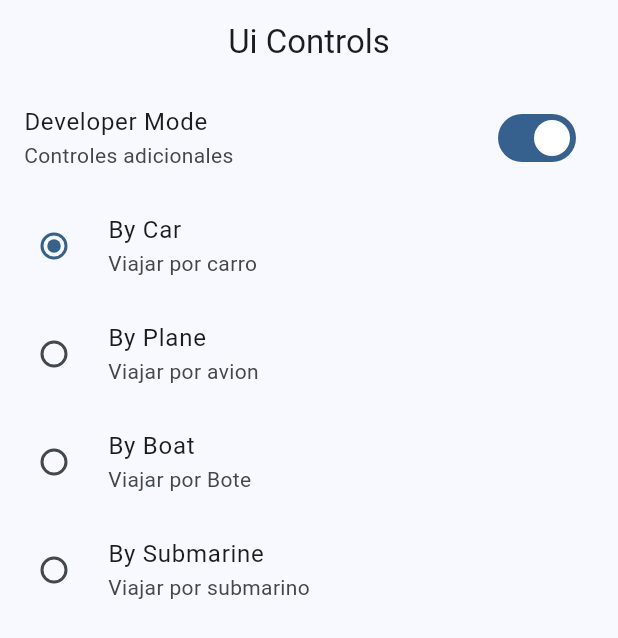
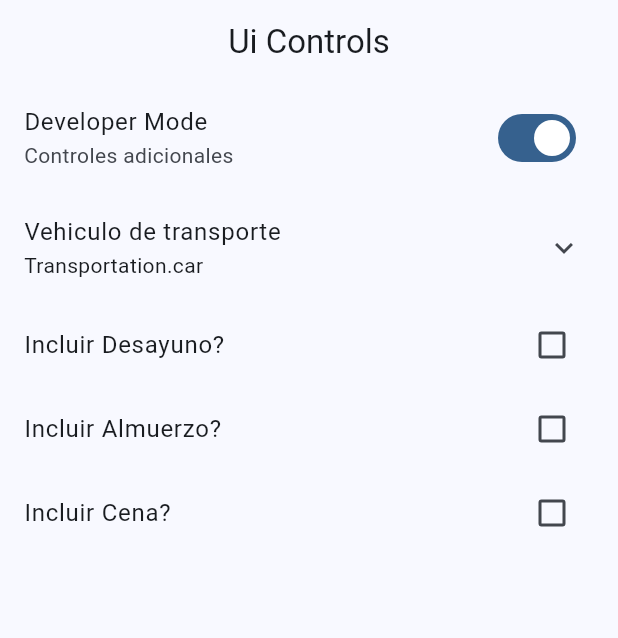
Before and after one commit to gabrielcabrera17/widget_app, a Flutter app: the UiControlsScreen screen opened by its route, on a phone screen of 412 x 824 dp. Shown: the top 638 px of the screen. Run offline on Flutter 3.47's test engine with Material 3 defaults, Android fonts, the phone set to English and light mode, and no system bars; our stand-ins replace go_router.

```diff
--- a/lib/presentation/screens/ui_controls/ui_controls_screen.dart
+++ b/lib/presentation/screens/ui_controls/ui_controls_screen.dart
@@ -29,6 +29,10 @@ enum Transportation { car, plane, boat, submarine }
 class _UiControlsViewState extends State<_UiControlsView> {
   bool isDeveloper = true;
   Transportation selectedTransportation = Transportation.car;
+  bool wantsBrakfast = false;
+  bool wantsLunch = false;
+  bool wantsDinner = false;
+
   @override
   Widget build(BuildContext context) {
     return ListView(
@@ -44,6 +48,10 @@ class _UiControlsViewState extends State<_UiControlsView> {
           })
         ),
 
+        ExpansionTile(
+          title: const Text('Vehiculo de transporte'),
+          subtitle:  Text('$selectedTransportation'),
+          children: [
             RadioListTile(
               title: const Text('By Car'),
               subtitle: const Text('Viajar por carro'),
@@ -83,6 +91,39 @@ class _UiControlsViewState extends State<_UiControlsView> {
                 selectedTransportation = Transportation.submarine;
               })
             )
+          ],
+        ),
+
+        CheckboxListTile(
+          title: const Text('Incluir Desayuno?'),
+          value: wantsBrakfast,
+          onChanged: (value) => setState(() {
+            wantsBrakfast = !wantsBrakfast;
+          }),
+
+
+        ),
+
+        CheckboxListTile(
+          title: const Text('Incluir Almuerzo?'),
+          value: wantsLunch,
+          onChanged: (value) => setState(() {
+            wantsLunch = !wantsLunch;
+          }),
+
+
+        ),
+
+        CheckboxListTile(
+          title: const Text('Incluir Cena?'),
+          value: wantsDinner,
+          onChanged: (value) => setState(() {
+            wantsDinner = !wantsDinner;
+          }),
+
+
+        )
+
 
       ],
     );
```
Lines whose indentation alone changed are shown as unchanged.
